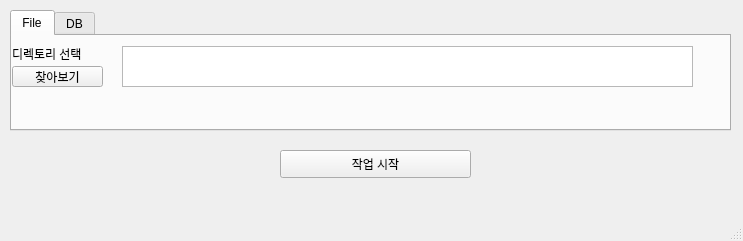
Above: application.ui from jungsungwook/python-txt-to-excel before the change. Below: the same form after it.
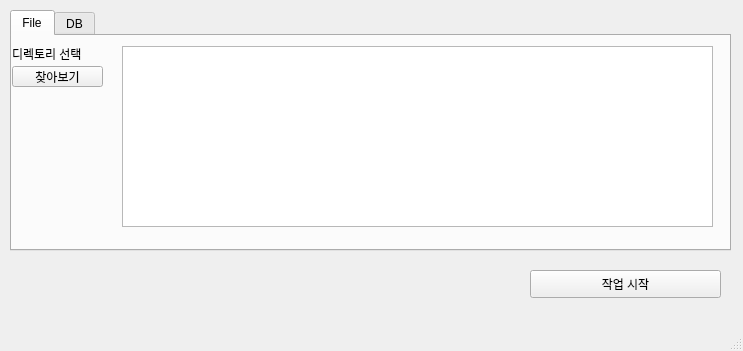
That is the form after the change. Icons and pictures are not drawn.

The edit to the form file:
```diff
--- a/application.ui
+++ b/application.ui
@@ -7,7 +7,7 @@
     <x>0</x>
     <y>0</y>
     <width>743</width>
-    <height>241</height>
+    <height>351</height>
    </rect>
   </property>
   <property name="windowTitle">
@@ -32,7 +32,7 @@
       <x>10</x>
       <y>10</y>
       <width>721</width>
-      <height>121</height>
+      <height>241</height>
      </rect>
     </property>
     <property name="currentIndex">
@@ -60,8 +60,8 @@
        <rect>
         <x>110</x>
         <y>10</y>
-        <width>571</width>
-        <height>41</height>
+        <width>591</width>
+        <height>181</height>
        </rect>
       </property>
       <property name="acceptDrops">
@@ -274,8 +274,8 @@
    <widget class="QPushButton" name="process_start_btn">
     <property name="geometry">
      <rect>
-      <x>280</x>
-      <y>150</y>
+      <x>530</x>
+      <y>270</y>
       <width>191</width>
       <height>28</height>
      </rect>
```
